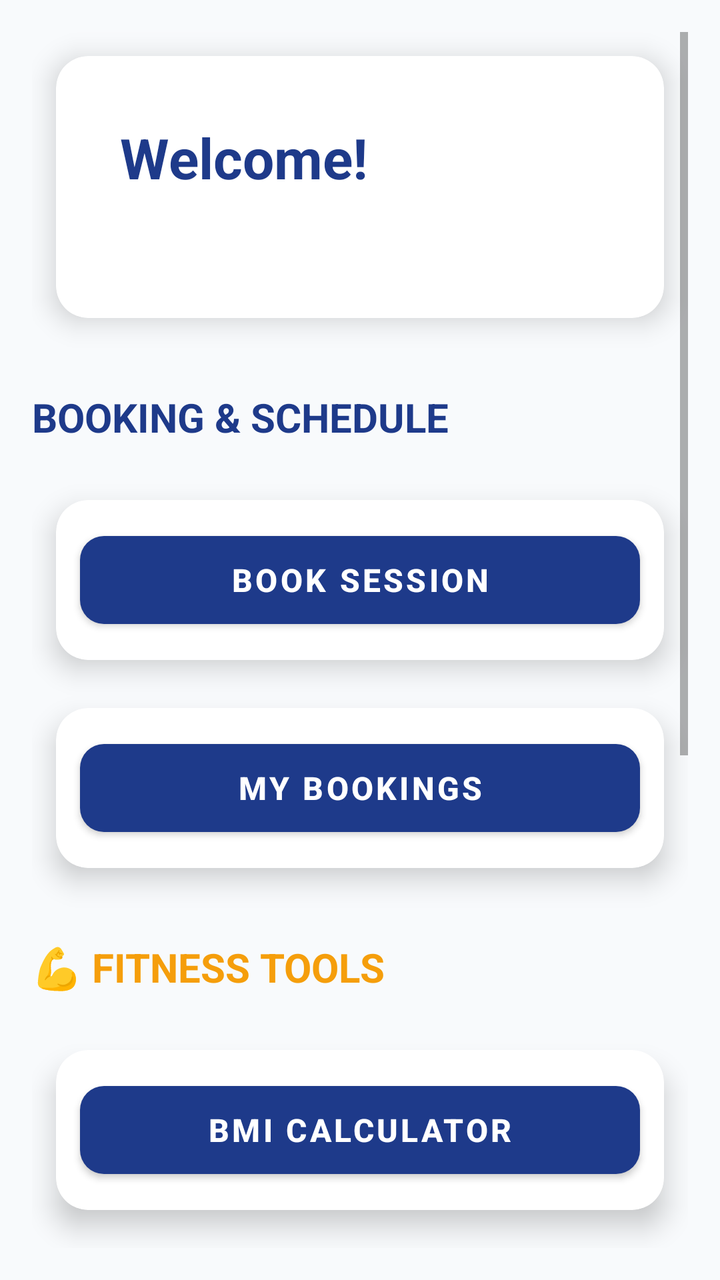
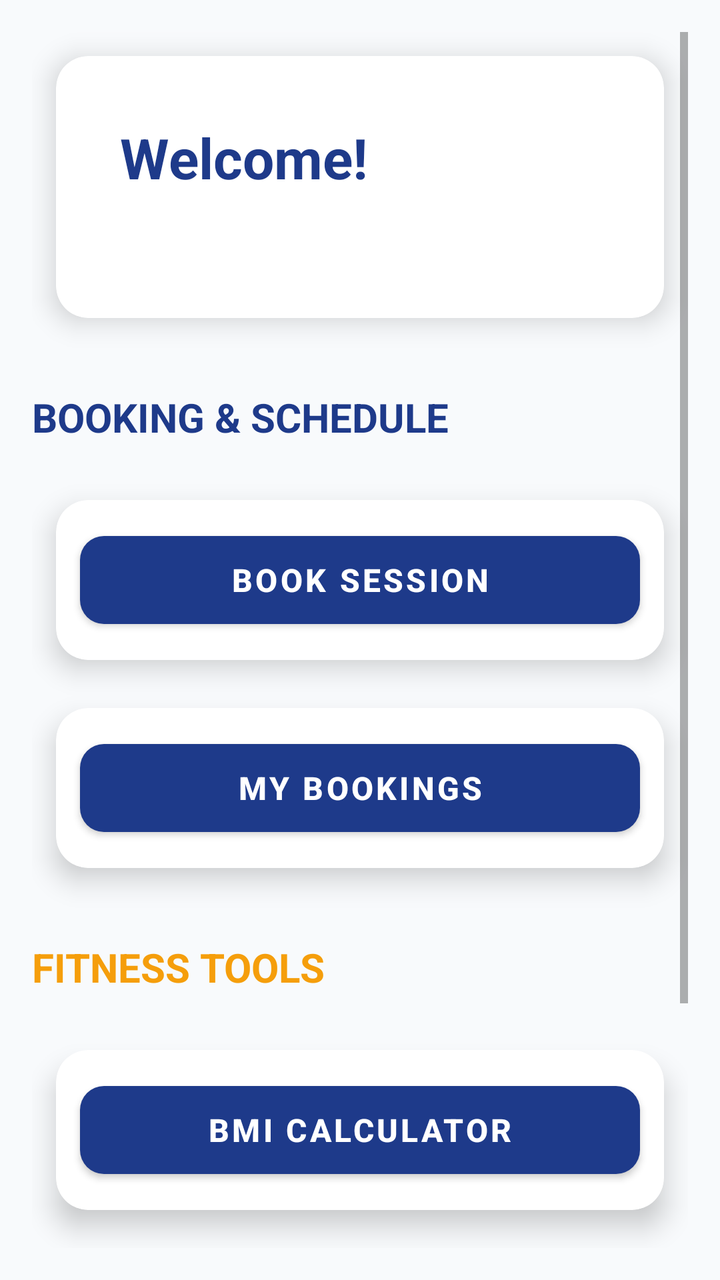

The first picture is an Android layout as it rendered before a commit; the second is the same layout after the commit. The layout source and the unified diff follow.
<!-- AndroidManifest.xml: application theme Theme.SpotterMobile -->
<!-- res/layout/activity_dashboard.xml -->
<?xml version="1.0" encoding="utf-8"?>
<ScrollView xmlns:android="http://schemas.android.com/apk/res/android"
    xmlns:app="http://schemas.android.com/apk/res-auto"
    android:layout_width="match_parent"
    android:layout_height="match_parent"
    android:background="@color/light_gray"
    android:padding="16dp">

    <LinearLayout
        android:layout_width="match_parent"
        android:layout_height="wrap_content"
        android:orientation="vertical">

        
        <androidx.cardview.widget.CardView
            android:layout_width="match_parent"
            android:layout_height="wrap_content"
            style="@style/GymCard"
            app:cardBackgroundColor="@color/white">

            <LinearLayout
                android:layout_width="match_parent"
                android:layout_height="wrap_content"
                android:orientation="vertical"
                android:padding="32dp">

                <TextView
                    android:id="@+id/tvWelcome"
                    android:layout_width="wrap_content"
                    android:layout_height="wrap_content"
                    android:text="Welcome!"
                    android:textColor="@color/primary_blue"
                    android:textSize="28sp"
                    android:textStyle="bold" />

                <TextView
                    android:id="@+id/tvUserInfo"
                    android:layout_width="wrap_content"
                    android:layout_height="wrap_content"
                    android:layout_marginTop="8dp"
                    android:textColor="@color/gray"
                    android:textSize="16sp" />

            </LinearLayout>

        </androidx.cardview.widget.CardView>

        
        <TextView
            android:layout_width="wrap_content"
            android:layout_height="wrap_content"
            android:layout_marginTop="24dp"
            android:layout_marginBottom="16dp"
            android:text="BOOKING &amp; SCHEDULE"
            android:textColor="@color/primary_blue"
            android:textSize="20sp"
            android:textStyle="bold" />

        <androidx.cardview.widget.CardView
            android:layout_width="match_parent"
            android:layout_height="wrap_content"
            style="@style/GymCard"
            app:cardBackgroundColor="@color/white">

            <Button
                android:id="@+id/btnBookSession"
                style="@style/GymButton"
                android:layout_width="match_parent"
                android:layout_height="56dp"
                android:text="Book Session" />

        </androidx.cardview.widget.CardView>

        <androidx.cardview.widget.CardView
            android:layout_width="match_parent"
            android:layout_height="wrap_content"
            style="@style/GymCard"
            app:cardBackgroundColor="@color/white">

            <Button
                android:id="@+id/btnBookingHistory"
                style="@style/GymButton"
                android:layout_width="match_parent"
                android:layout_height="56dp"
                android:text="My Bookings" />

        </androidx.cardview.widget.CardView>

        
        <TextView
            android:layout_width="wrap_content"
            android:layout_height="wrap_content"
            android:layout_marginTop="24dp"
            android:layout_marginBottom="16dp"
            android:text="💪 FITNESS TOOLS"
            android:textColor="@color/gold"
            android:textSize="20sp"
            android:textStyle="bold" />

        <androidx.cardview.widget.CardView
            android:layout_width="match_parent"
            android:layout_height="wrap_content"
            style="@style/GymCard"
            app:cardBackgroundColor="@color/white">

            <Button
                android:id="@+id/btnBMICalculator"
                style="@style/GymButton"
                android:layout_width="match_parent"
                android:layout_height="56dp"
                android:text="BMI Calculator" />

        </androidx.cardview.widget.CardView>

        <androidx.cardview.widget.CardView
            android:layout_width="match_parent"
            android:layout_height="wrap_content"
            style="@style/GymCard"
            app:cardBackgroundColor="@color/white">

            <Button
                android:id="@+id/btnWorkoutPrograms"
                style="@style/GymButton"
                android:layout_width="match_parent"
                android:layout_height="56dp"
                android:text="Workout Programs" />

        </androidx.cardview.widget.CardView>

        
        <androidx.cardview.widget.CardView
            android:layout_width="match_parent"
            android:layout_height="wrap_content"
            style="@style/GymCard"
            app:cardBackgroundColor="@color/white">

            <Button
                android:id="@+id/btnProfile"
                style="@style/GymButton"
                android:layout_width="match_parent"
                android:layout_height="56dp"
                android:text="My Profile" />



        </androidx.cardview.widget.CardView>

        
        <TextView
            android:layout_width="wrap_content"
            android:layout_height="wrap_content"
            android:layout_marginTop="24dp"
            android:layout_marginBottom="16dp"
            android:text="📝 FEEDBACK"
            android:textColor="@color/primary_blue"
            android:textSize="20sp"
            android:textStyle="bold" />

        <androidx.cardview.widget.CardView
            android:layout_width="match_parent"
            android:layout_height="wrap_content"
            style="@style/GymCard"
            app:cardBackgroundColor="@color/white">

            <Button
                android:id="@+id/btnSubmitFeedback"
                style="@style/GymButton"
                android:layout_width="match_parent"
                android:layout_height="56dp"
                android:text="Send Feedback" />

        </androidx.cardview.widget.CardView>

        
        <Button
            android:id="@+id/btnLogout"
            style="@style/GymButton"
            android:layout_width="match_parent"
            android:layout_height="56dp"
            android:layout_marginTop="32dp"
            android:backgroundTint="@color/error"
            android:text="LOGOUT" />

    </LinearLayout>

</ScrollView>
<!-- resources referenced by this layout -->
<resources>
  <color name="error">#EF4444</color>
  <color name="gold">#F59E0B</color>
  <color name="gray">#64748B</color>
  <color name="light_gray">#F8FAFC</color>
  <color name="primary_blue">#1E3A8A</color>
  <color name="white">#FFFFFF</color>
  <style name="GymButton" parent="Widget.MaterialComponents.Button">
        
          <item name="android:layout_margin">12dp</item>
          <item name="android:textSize">16sp</item>
          <item name="android:textStyle">bold</item>
          <item name="android:textColor">@color/white</item>
          <item name="backgroundTint">@color/primary_blue</item>
          <item name="cornerRadius">12dp</item>
          <item name="elevation">4dp</item>
      </style>
  <style name="GymCard" parent="Widget.MaterialComponents.CardView">
          <item name="cardCornerRadius">16dp</item>
          <item name="cardElevation">8dp</item>
          <item name="android:layout_margin">12dp</item>
      </style>
  <style name="Theme.SpotterMobile" parent="Theme.MaterialComponents.Light.NoActionBar">
          
          
          <item name="colorPrimary">@color/primary_blue</item>
          <item name="colorPrimaryVariant">@color/primary_blue_dark</item>
          <item name="colorOnPrimary">@color/white</item>
          <item name="colorSecondary">@color/gold</item>
          <item name="colorSecondaryVariant">@color/gold_dark</item>
          <item name="colorOnSecondary">@color/white</item>
          <item name="android:statusBarColor">@color/primary_blue_dark</item>
          <item name="colorSurface">@color/white</item>
  
          
          <item name="colorOnSurface">@color/dark_gray</item>
          <item name="colorOnBackground">@color/dark_gray</item>
          <item name="android:textColorHint">@color/gray</item>
          <item name="android:textColor">@color/dark_gray</item>
      </style>
  <color name="primary_blue_dark">#1E40AF</color>
  <color name="gold_dark">#D97706</color>
  <color name="dark_gray">#334155</color>
</resources>

<!-- the commit's change to res/layout/activity_dashboard.xml (unified diff, before → after) -->
@@ -92,7 +92,7 @@
             android:layout_height="wrap_content"
             android:layout_marginTop="24dp"
             android:layout_marginBottom="16dp"
-            android:text="💪 FITNESS TOOLS"
+            android:text="FITNESS TOOLS"
             android:textColor="@color/gold"
             android:textSize="20sp"
             android:textStyle="bold" />
@@ -112,20 +112,7 @@
 
         </androidx.cardview.widget.CardView>
 
-        <androidx.cardview.widget.CardView
-            android:layout_width="match_parent"
-            android:layout_height="wrap_content"
-            style="@style/GymCard"
-            app:cardBackgroundColor="@color/white">
 
-            <Button
-                android:id="@+id/btnWorkoutPrograms"
-                style="@style/GymButton"
-                android:layout_width="match_parent"
-                android:layout_height="56dp"
-                android:text="Workout Programs" />
-
-        </androidx.cardview.widget.CardView>
 
         
         <androidx.cardview.widget.CardView
@@ -145,31 +132,8 @@
 
         </androidx.cardview.widget.CardView>
 
-        
-        <TextView
-            android:layout_width="wrap_content"
-            android:layout_height="wrap_content"
-            android:layout_marginTop="24dp"
-            android:layout_marginBottom="16dp"
-            android:text="📝 FEEDBACK"
-            android:textColor="@color/primary_blue"
-            android:textSize="20sp"
-            android:textStyle="bold" />
 
-        <androidx.cardview.widget.CardView
-            android:layout_width="match_parent"
-            android:layout_height="wrap_content"
-            style="@style/GymCard"
-            app:cardBackgroundColor="@color/white">
 
-            <Button
-                android:id="@+id/btnSubmitFeedback"
-                style="@style/GymButton"
-                android:layout_width="match_parent"
-                android:layout_height="56dp"
-                android:text="Send Feedback" />
-
-        </androidx.cardview.widget.CardView>
 
         
         <Button
